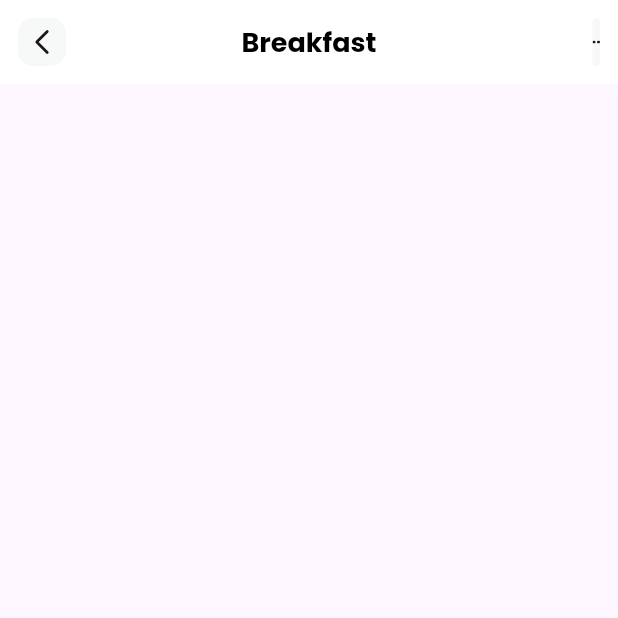
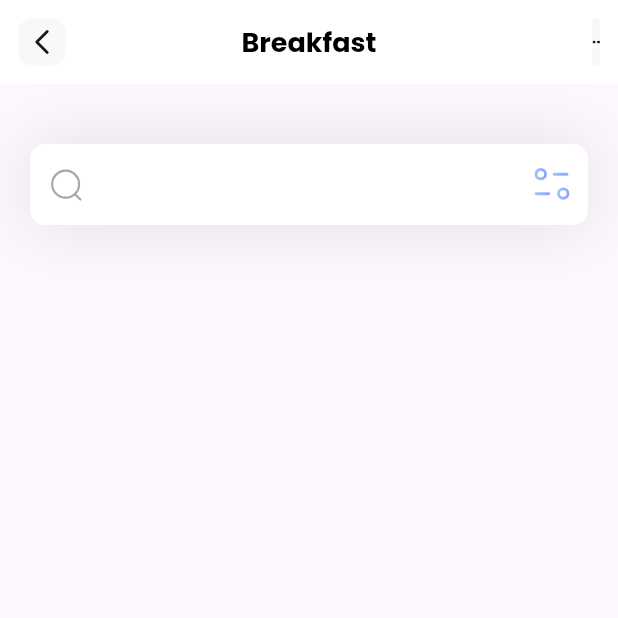
Before and after one commit to furyydev/trell, a Flutter app: the screen it shows after launch, on a phone screen of 412 x 824 dp, the top half of it. Run offline on Flutter 3.47's test engine with Material 3 defaults, Android fonts, the phone set to English and light mode, and no system bars; our stand-ins replace flutter_svg.

Commit message:
added search icon and filter icon

```diff
--- a/lib/pages/homepage.dart
+++ b/lib/pages/homepage.dart
@@ -1,3 +1,5 @@
+import 'dart:math';
+
 import 'package:flutter/material.dart';
 import 'package:flutter_svg/svg.dart';
 
@@ -6,7 +8,46 @@
 
   @override
   Widget build(BuildContext context) {
-    return Scaffold(appBar: appBar());
+    return Scaffold(
+      appBar: appBar(),
+      body: Column(
+        children: [
+          Container(
+            margin: EdgeInsets.only(top: 40, left: 20, right: 20),
+            decoration: BoxDecoration(
+              color: Colors.white,
+              borderRadius: BorderRadius.circular(10),
+              boxShadow: [
+                BoxShadow(
+                  color: Color(0xff000000).withOpacity(0.11),
+                  blurRadius: 40,
+                  spreadRadius: 0.0,
+                ),
+              ],
+            ),
+            child: TextField(
+              decoration: InputDecoration(
+                filled: true,
+                fillColor: Colors.white,
+                contentPadding: EdgeInsets.all(15),
+                prefixIcon: Padding(
+                  padding: const EdgeInsets.all(12),
+                  child: SvgPicture.asset('assets/icons/Search.svg'),
+                ),
+                suffixIcon: Padding(
+                  padding: const EdgeInsets.all(8.0),
+                  child: SvgPicture.asset('assets/icons/Filter.svg'),
+                ),
+                border: OutlineInputBorder(
+                  borderRadius: BorderRadius.circular(15),
+                  borderSide: BorderSide.none,
+                ),
+              ),
+            ),
+          ),
+        ],
+      ),
+    );
   }
 
   AppBar appBar() {
```
